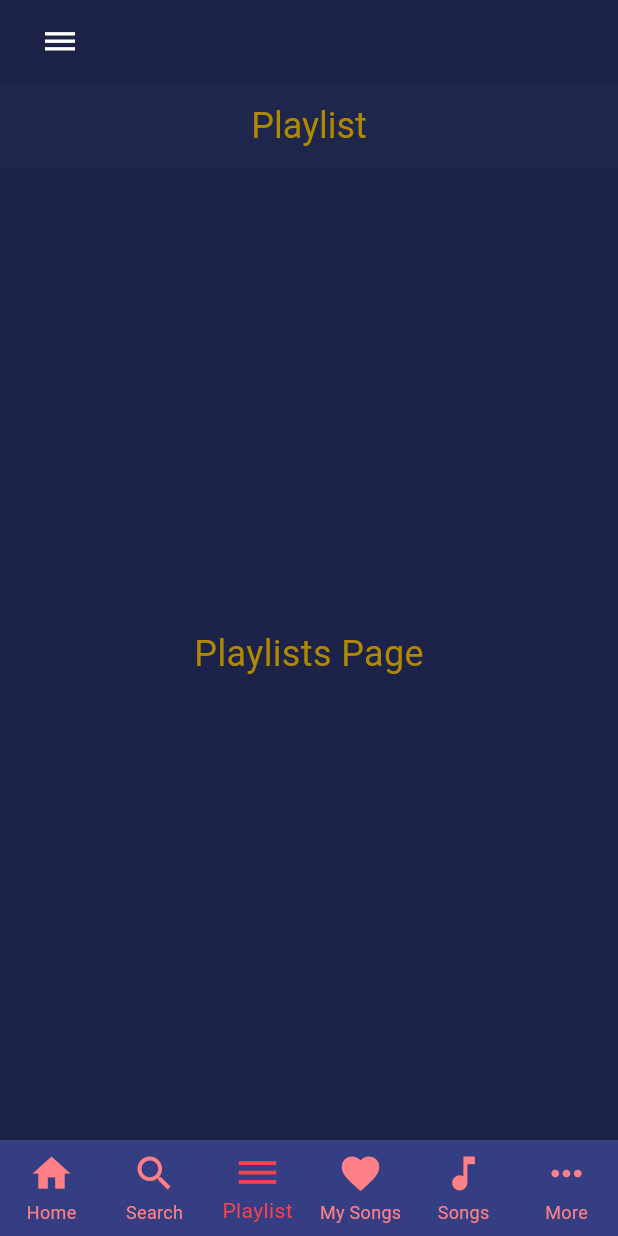
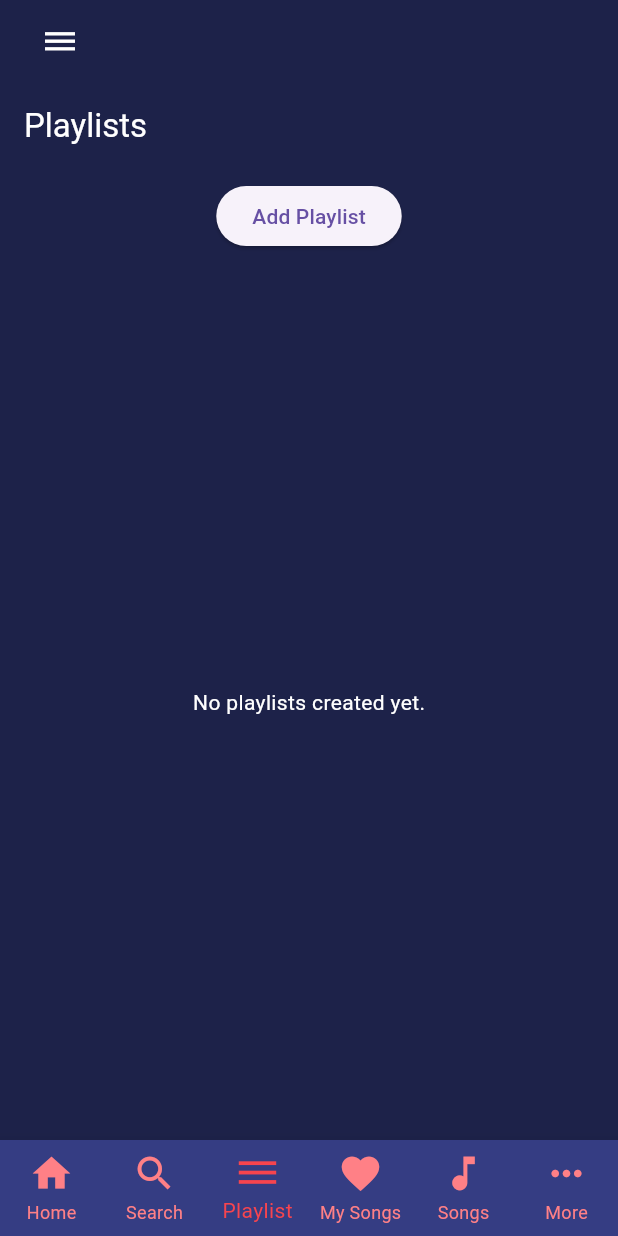
Before and after one commit to Marta-24/Firebase, a Flutter app: the screen it shows after launch, item 3 of the bottom bar chosen, on a phone screen of 412 x 824 dp. Run offline on Flutter 3.47's test engine with Material 3 defaults, Android fonts, the phone set to English and light mode, and no system bars; our stand-ins replace shared_preferences.

Commit message:
adding playlist and starting with getting the lyrics

```diff
--- a/lib/app/music_app.dart
+++ b/lib/app/music_app.dart
@@ -98,7 +98,7 @@ class _MusicAppState extends State<MusicApp> {
       case 1:
         return const SearchPage();
       case 2:
-        return const PlaylistPage();
+        return PlaylistPage();
       case 3:
         return const MySongPage();
       case 4:
--- a/lib/pages/playlist_page.dart
+++ b/lib/pages/playlist_page.dart
@@ -1,31 +1,111 @@
 import 'package:flutter/material.dart';
 
-class PlaylistPage extends StatelessWidget {
-  const PlaylistPage({Key? key}) : super(key: key);
+class PlaylistPage extends StatefulWidget {
+  @override
+  _PlaylistPageState createState() => _PlaylistPageState();
+}
+
+class _PlaylistPageState extends State<PlaylistPage> {
+  List<String> playlists = []; // List to hold playlists
+
+  Future<void> _showAddPlaylistDialog(BuildContext context) async {
+    String playlistName = '';
+
+    return showDialog<void>(
+      context: context,
+      barrierDismissible: false,
+      builder: (BuildContext dialogContext) {
+        return AlertDialog(
+          title: const Text('New Playlist'),
+          content: TextField(
+            onChanged: (value) {
+              playlistName = value;
+            },
+            decoration: const InputDecoration(hintText: "Enter playlist name"),
+          ),
+          actions: <Widget>[
+            TextButton(
+              child: const Text('Cancel'),
+              onPressed: () {
+                Navigator.of(dialogContext).pop();
+              },
+            ),
+            TextButton(
+              child: const Text('Create'),
+              onPressed: () {
+                if (playlistName.isNotEmpty) {
+                  setState(() {
+                    playlists.add(playlistName);
+                  });
+                  Navigator.of(dialogContext).pop();
+                }
+              },
+            ),
+          ],
+        );
+      },
+    );
+  }
 
   @override
   Widget build(BuildContext context) {
     return Scaffold(
+      appBar: AppBar(
+        title: const Text('Playlists', style: TextStyle(color: Colors.white)),
+        backgroundColor: const Color.fromARGB(255, 29, 34, 73),
+      ),
       backgroundColor: const Color.fromARGB(255, 29, 34, 73),
-      appBar: AppBar(
-        backgroundColor: const Color.fromARGB(29, 34, 73, 100),
-        centerTitle: true,
-        title: const Text(
-          'Playlist',
-          style: TextStyle(
-            fontSize: 24,
-            color: Color.fromARGB(255, 176, 137, 0),
+      body: Column(
+        children: [
+          Padding(
+            padding: const EdgeInsets.all(8.0),
+            child: ElevatedButton(
+              onPressed: () => _showAddPlaylistDialog(context),
+              child: const Text('Add Playlist'),
+            ),
           ),
-        ),
-        iconTheme: const IconThemeData(
-          color: Color.fromARGB(255, 176, 137, 0),
-        ),
-      ),
-      body: const Center(
-        child: Text(
-          'Playlists Page',
-          style: TextStyle(fontSize: 24, color: Color.fromARGB(255, 176, 137, 0)),
-        ),
+          Expanded(
+            child: playlists.isNotEmpty
+                ? ListView.builder(
+                    itemCount: playlists.length,
+                    itemBuilder: (context, index) {
+                      return Row(
+                        children: [
+                          Expanded(
+                            child: GestureDetector(
+                              onTap: () {
+                                // Add your code here for what happens when you tap on the playlist
+                                print('Tapped on ${playlists[index]}');
+                              },
+                              child: Container(
+                                padding: EdgeInsets.all(16),
+                                margin: EdgeInsets.symmetric(horizontal: 16, vertical: 8),
+                                decoration: BoxDecoration(
+                                  color: Colors.white,
+                                  borderRadius: BorderRadius.circular(8),
+                                ),
+                                child: Text(
+                                  playlists[index],
+                                  style: TextStyle(color: Colors.black),
+                                ),
+                              ),
+                            ),
+                          ),
+                          IconButton(
+                            icon: Icon(Icons.delete, color: Colors.red),
+                            onPressed: () {
+                              setState(() {
+                                playlists.removeAt(index);
+                              });
+                            },
+                          ),
+                        ],
+                      );
+                    },
+                  )
+                : Center(child: Text("No playlists created yet.", style: TextStyle(color: Colors.white))),
+          ),
+        ],
       ),
     );
   }
--- a/lib/pages/song_page.dart
+++ b/lib/pages/song_page.dart
@@ -13,6 +13,7 @@ class SongPage extends StatefulWidget {
   }) : super(key: key);
 
   @override
+  // ignore: library_private_types_in_public_api
   _SongPageState createState() => _SongPageState();
 }
 
--- a/pubspec.yaml
+++ b/pubspec.yaml
@@ -30,6 +30,7 @@ environment:
 dependencies:
   flutter:
     sdk: flutter
+  http: ^0.13.3
 
 
   # The following adds the Cupertino Icons font to your application.
```
Also changed, not shown: lib/app/lyrics_service.dart (added), pubspec.lock.
